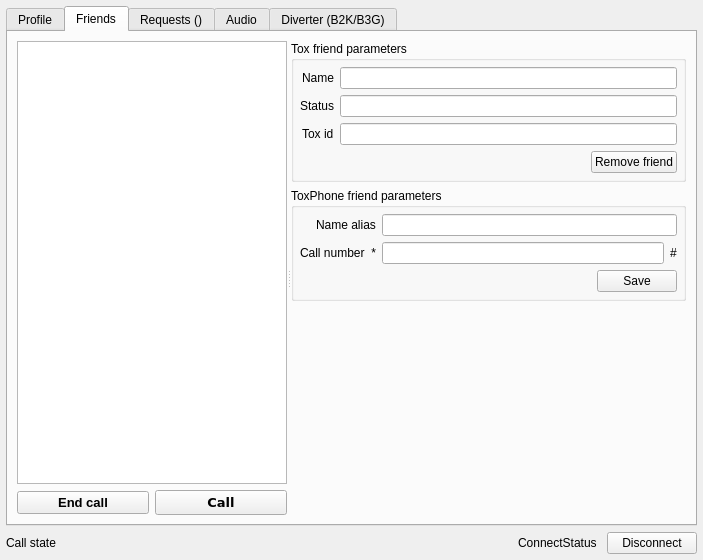
hkarel/ToxPhone, file src/toxphone_config/widgets/main_window.ui: the form before one commit.
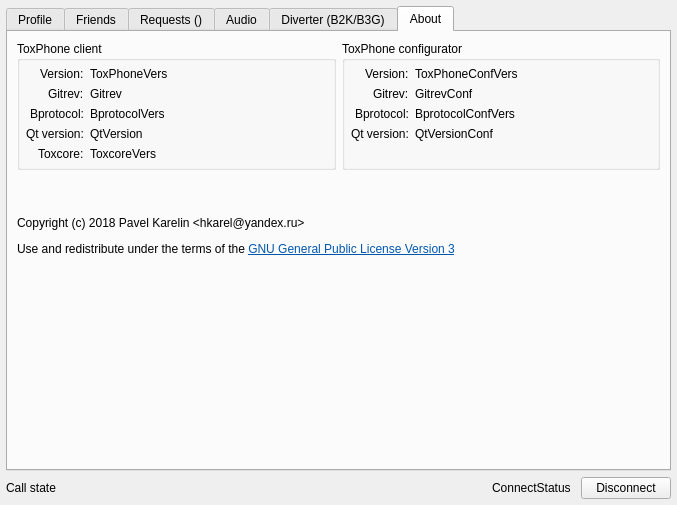
The form after the commit.

Commit message: В конфигураторе добавлена закладка About

```diff
--- a/src/toxphone_config/widgets/main_window.ui
+++ b/src/toxphone_config/widgets/main_window.ui
@@ -6,8 +6,8 @@
    <rect>
     <x>0</x>
     <y>0</y>
-    <width>703</width>
-    <height>560</height>
+    <width>677</width>
+    <height>505</height>
    </rect>
   </property>
   <property name="minimumSize">
@@ -36,7 +36,7 @@
     <item>
      <widget class="QTabWidget" name="tabWidget">
       <property name="currentIndex">
-       <number>1</number>
+       <number>5</number>
       </property>
       <widget class="QWidget" name="tabProfile">
        <attribute name="title">
@@ -1381,6 +1381,243 @@
         </item>
        </layout>
       </widget>
+      <widget class="QWidget" name="tabAbout">
+       <attribute name="title">
+        <string>About</string>
+       </attribute>
+       <layout class="QVBoxLayout" name="verticalLayout_20">
+        <item>
+         <layout class="QHBoxLayout" name="horizontalLayout_16">
+          <item>
+           <widget class="QGroupBox" name="groupBox_11">
+            <property name="title">
+             <string>ToxPhone client</string>
+            </property>
+            <layout class="QVBoxLayout" name="verticalLayout_18">
+             <property name="leftMargin">
+              <number>6</number>
+             </property>
+             <property name="topMargin">
+              <number>6</number>
+             </property>
+             <property name="rightMargin">
+              <number>6</number>
+             </property>
+             <property name="bottomMargin">
+              <number>6</number>
+             </property>
+             <item>
+              <layout class="QFormLayout" name="formLayout_7">
+               <property name="labelAlignment">
+                <set>Qt::AlignRight|Qt::AlignTrailing|Qt::AlignVCenter</set>
+               </property>
+               <item row="0" column="0">
+                <widget class="QLabel" name="label_20">
+                 <property name="text">
+                  <string>Version:</string>
+                 </property>
+                </widget>
+               </item>
+               <item row="0" column="1">
+                <widget class="QLabel" name="labelToxPhoneVers">
+                 <property name="text">
+                  <string>ToxPhoneVers</string>
+                 </property>
+                 <property name="textInteractionFlags">
+                  <set>Qt::LinksAccessibleByMouse|Qt::TextSelectableByMouse</set>
+                 </property>
+                </widget>
+               </item>
+               <item row="1" column="0">
+                <widget class="QLabel" name="label_23">
+                 <property name="text">
+                  <string>Gitrev:</string>
+                 </property>
+                </widget>
+               </item>
+               <item row="1" column="1">
+                <widget class="QLabel" name="labelGitrev">
+                 <property name="text">
+                  <string>Gitrev</string>
+                 </property>
+                 <property name="textInteractionFlags">
+                  <set>Qt::LinksAccessibleByMouse|Qt::TextSelectableByMouse</set>
+                 </property>
+                </widget>
+               </item>
+               <item row="2" column="0">
+                <widget class="QLabel" name="label_24">
+                 <property name="text">
+                  <string>Bprotocol:</string>
+                 </property>
+                </widget>
+               </item>
+               <item row="2" column="1">
+                <widget class="QLabel" name="labelBprotocolVers">
+                 <property name="text">
+                  <string>BprotocolVers</string>
+                 </property>
+                 <property name="textInteractionFlags">
+                  <set>Qt::LinksAccessibleByMouse|Qt::TextSelectableByMouse</set>
+                 </property>
+                </widget>
+               </item>
+               <item row="4" column="0">
+                <widget class="QLabel" name="label_22">
+                 <property name="text">
+                  <string>Toxcore:</string>
+                 </property>
+                </widget>
+               </item>
+               <item row="4" column="1">
+                <widget class="QLabel" name="labelToxcoreVers">
+                 <property name="text">
+                  <string>ToxcoreVers</string>
+                 </property>
+                 <property name="textInteractionFlags">
+                  <set>Qt::LinksAccessibleByMouse|Qt::TextSelectableByMouse</set>
+                 </property>
+                </widget>
+               </item>
+               <item row="3" column="0">
+                <widget class="QLabel" name="label_28">
+                 <property name="text">
+                  <string>Qt version:</string>
+                 </property>
+                </widget>
+               </item>
+               <item row="3" column="1">
+                <widget class="QLabel" name="labelQtVersion">
+                 <property name="text">
+                  <string>QtVersion</string>
+                 </property>
+                </widget>
+               </item>
+              </layout>
+             </item>
+            </layout>
+           </widget>
+          </item>
+          <item>
+           <widget class="QGroupBox" name="groupBox_12">
+            <property name="title">
+             <string>ToxPhone configurator</string>
+            </property>
+            <layout class="QVBoxLayout" name="verticalLayout_19">
+             <property name="leftMargin">
+              <number>6</number>
+             </property>
+             <property name="topMargin">
+              <number>6</number>
+             </property>
+             <property name="rightMargin">
+              <number>6</number>
+             </property>
+             <property name="bottomMargin">
+              <number>6</number>
+             </property>
+             <item>
+              <layout class="QFormLayout" name="formLayout_8">
+               <property name="labelAlignment">
+                <set>Qt::AlignRight|Qt::AlignTrailing|Qt::AlignVCenter</set>
+               </property>
+               <item row="0" column="0">
+                <widget class="QLabel" name="label_25">
+                 <property name="text">
+                  <string>Version:</string>
+                 </property>
+                </widget>
+               </item>
+               <item row="0" column="1">
+                <widget class="QLabel" name="labelToxPhoneConfVers">
+                 <property name="text">
+                  <string>ToxPhoneConfVers</string>
+                 </property>
+                 <property name="textInteractionFlags">
+                  <set>Qt::LinksAccessibleByMouse|Qt::TextSelectableByMouse</set>
+                 </property>
+                </widget>
+               </item>
+               <item row="1" column="0">
+                <widget class="QLabel" name="label_26">
+                 <property name="text">
+                  <string>Gitrev:</string>
+                 </property>
+                </widget>
+               </item>
+               <item row="1" column="1">
+                <widget class="QLabel" name="labelGitrevConf">
+                 <property name="text">
+                  <string>GitrevConf</string>
+                 </property>
+                 <property name="textInteractionFlags">
+                  <set>Qt::LinksAccessibleByMouse|Qt::TextSelectableByMouse</set>
+                 </property>
+                </widget>
+               </item>
+               <item row="2" column="0">
+                <widget class="QLabel" name="label_27">
+                 <property name="text">
+                  <string>Bprotocol:</string>
+                 </property>
+                </widget>
+               </item>
+               <item row="2" column="1">
+                <widget class="QLabel" name="labelBprotocolConfVers">
+                 <property name="text">
+                  <string>BprotocolConfVers</string>
+                 </property>
+                 <property name="textInteractionFlags">
+                  <set>Qt::LinksAccessibleByMouse|Qt::TextSelectableByMouse</set>
+                 </property>
+                </widget>
+               </item>
+               <item row="3" column="0">
+                <widget class="QLabel" name="label_29">
+                 <property name="text">
+                  <string>Qt version:</string>
+                 </property>
+                </widget>
+               </item>
+               <item row="3" column="1">
+                <widget class="QLabel" name="labelQtVersionConf">
+                 <property name="text">
+                  <string>QtVersionConf</string>
+                 </property>
+                </widget>
+               </item>
+              </layout>
+             </item>
+            </layout>
+           </widget>
+          </item>
+         </layout>
+        </item>
+        <item>
+         <widget class="QLabel" name="labelCopyright">
+          <property name="text">
+           <string>&lt;html&gt;&lt;head/&gt;&lt;body&gt;&lt;p&gt;&lt;br/&gt;&lt;/p&gt;&lt;p&gt;Copyright (c) 2018 Pavel Karelin &amp;lt;hkarel@yandex.ru&amp;gt;&lt;/p&gt;&lt;p&gt;Use and redistribute under the terms of the &lt;a href=&quot;https://www.gnu.org/licenses/gpl-3.0.html&quot;&gt;&lt;span style=&quot; text-decoration: underline; color:#0057ae;&quot;&gt;GNU General Public License Version 3&lt;/span&gt;&lt;/a&gt;&lt;/p&gt;&lt;/body&gt;&lt;/html&gt;</string>
+          </property>
+          <property name="textFormat">
+           <enum>Qt::RichText</enum>
+          </property>
+         </widget>
+        </item>
+        <item>
+         <spacer name="verticalSpacer_5">
+          <property name="orientation">
+           <enum>Qt::Vertical</enum>
+          </property>
+          <property name="sizeHint" stdset="0">
+           <size>
+            <width>20</width>
+            <height>274</height>
+           </size>
+          </property>
+         </spacer>
+        </item>
+       </layout>
+      </widget>
      </widget>
     </item>
     <item>
```
Left out of the diff: 24 changed lines with no effect on the pictures. Lines whose indentation alone changed are shown as unchanged. The commit also changes 5 other files.
